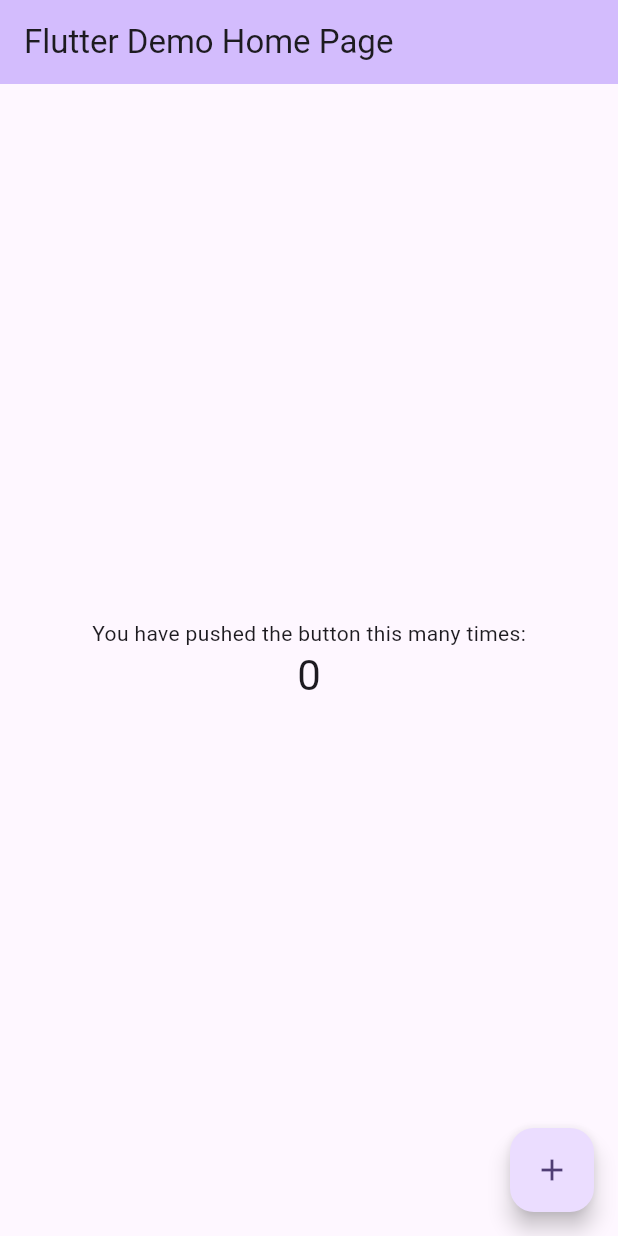
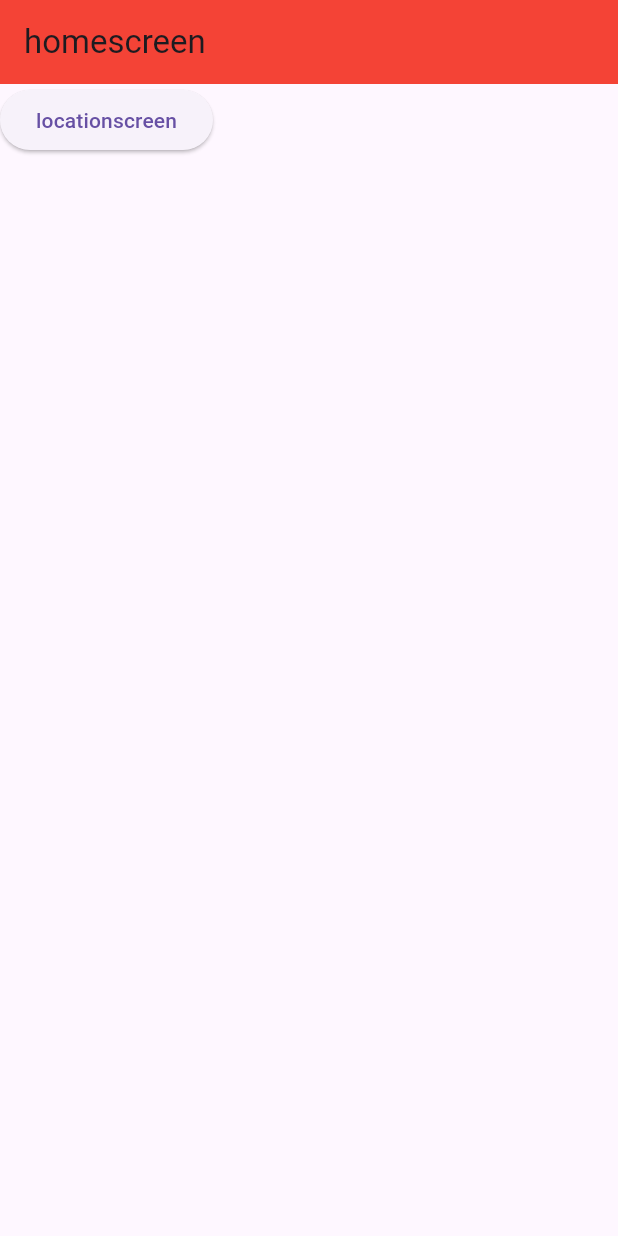
Before and after one commit to najahaboobackar/messMYApp, a Flutter app: the screen it shows after launch, on a phone screen of 412 x 824 dp. Run offline on Flutter 3.47's test engine with Material 3 defaults, Android fonts, the phone set to English and light mode, and no system bars.

Commit message:
added all the navigation and pages

```diff
--- /dev/null
+++ b/lib/config/app_router.dart
@@ -0,0 +1,52 @@
+import 'package:flutter/material.dart';
+import 'package:food_del/screens/basket/basket_screen.dart';
+import 'package:food_del/screens/checkout/checkout_screen.dart';
+import 'package:food_del/screens/delivery_time/delivery_time_screen.dart';
+import 'package:food_del/screens/filter/filter_screen.dart';
+import 'package:food_del/screens/home/home.dart';
+import 'package:food_del/screens/location/location_screen.dart';
+import 'package:food_del/screens/restaurant_details/restaurant_details_screen.dart';
+import 'package:food_del/screens/screens.dart';
+import 'package:food_del/screens/voucher/voucher_screen.dart';
+
+class AppRouter {
+  static Route onGenerateRoute(RouteSettings settings) {
+    print("route name ${settings.name}");
+    switch (settings.name) {
+      case "/":
+        return HomeScreen.route();
+      case HomeScreen.routeName:
+        return HomeScreen.route();
+      case LocationScreen.routeName:
+        return LocationScreen.route();
+      case BasketScreen.routeName:
+        return BasketScreen.route();
+      case CheckoutScreen.routeName:
+        return CheckoutScreen.route();
+      case DeliveryTimeScreen.routeName:
+        return DeliveryTimeScreen.route();
+      case FilterScreen.routeName:
+        return FilterScreen.route();
+      case DeliveryDetailScreen.routeName:
+        return DeliveryDetailScreen.route();
+      case DeliveryListingScreen.routeName:
+        return DeliveryListingScreen.route();
+      case VoucherScreen.routeName:
+        return VoucherScreen.route();
+        break;
+      default:
+        return _errorRoute();
+    }
+  }
+
+  static Route _errorRoute() {
+    return MaterialPageRoute(
+      builder: (_) => Scaffold(
+        appBar: AppBar(
+          title: Text("erorr"),
+        ),
+      ),
+      settings: RouteSettings(name: "/error"),
+    );
+  }
+}
--- a/lib/main.dart
+++ b/lib/main.dart
@@ -1,125 +1,28 @@
 import 'package:flutter/material.dart';
+import 'package:food_del/config/app_router.dart';
+import 'package:food_del/screens/home/home.dart';
+import 'package:food_del/screens/screens.dart';
 
 void main() {
   runApp(const MyApp());
 }
 
 class MyApp extends StatelessWidget {
-  const MyApp({super.key});
+  const MyApp({Key? key}) : super(key: key);
 
-  // This widget is the root of your application.
   @override
   Widget build(BuildContext context) {
     return MaterialApp(
-      title: 'Flutter Demo',
+      title: 'MessMyApp',
       theme: ThemeData(
-        // This is the theme of your application.
-        //
-        // TRY THIS: Try running your application with "flutter run". You'll see
-        // the application has a purple toolbar. Then, without quitting the app,
-        // try changing the seedColor in the colorScheme below to Colors.green
-        // and then invoke "hot reload" (save your changes or press the "hot
-        // reload" button in a Flutter-supported IDE, or press "r" if you used
-        // the command line to start the app).
-        //
-        // Notice that the counter didn't reset back to zero; the application
-        // state is not lost during the reload. To reset the state, use hot
-        // restart instead.
-        //
-        // This works for code too, not just values: Most code changes can be
-        // tested with just a hot reload.
-        colorScheme: ColorScheme.fromSeed(seedColor: Colors.deepPurple),
+        primarySwatch: Colors.amber,
+        appBarTheme: AppBarTheme(
+          backgroundColor: Colors.red, // Set the app bar color to red
+        ),
         useMaterial3: true,
       ),
-      home: const MyHomePage(title: 'Flutter Demo Home Page'),
+      onGenerateRoute: AppRouter.onGenerateRoute,
+      initialRoute: HomeScreen.routeName,
     );
   }
 }
-
-class MyHomePage extends StatefulWidget {
-  const MyHomePage({super.key, required this.title});
-
-  // This widget is the home page of your application. It is stateful, meaning
-  // that it has a State object (defined below) that contains fields that affect
-  // how it looks.
-
-  // This class is the configuration for the state. It holds the values (in this
-  // case the title) provided by the parent (in this case the App widget) and
-  // used by the build method of the State. Fields in a Widget subclass are
-  // always marked "final".
-
-  final String title;
-
-  @override
-  State<MyHomePage> createState() => _MyHomePageState();
-}
-
-class _MyHomePageState extends State<MyHomePage> {
-  int _counter = 0;
-
-  void _incrementCounter() {
-    setState(() {
-      // This call to setState tells the Flutter framework that something has
-      // changed in this State, which causes it to rerun the build method below
-      // so that the display can reflect the updated values. If we changed
-      // _counter without calling setState(), then the build method would not be
-      // called again, and so nothing would appear to happen.
-      _counter++;
-    });
-  }
-
-  @override
-  Widget build(BuildContext context) {
-    // This method is rerun every time setState is called, for instance as done
-    // by the _incrementCounter method above.
-    //
-    // The Flutter framework has been optimized to make rerunning build methods
-    // fast, so that you can just rebuild anything that needs updating rather
-    // than having to individually change instances of widgets.
-    return Scaffold(
-      appBar: AppBar(
-        // TRY THIS: Try changing the color here to a specific color (to
-        // Colors.amber, perhaps?) and trigger a hot reload to see the AppBar
-        // change color while the other colors stay the same.
-        backgroundColor: Theme.of(context).colorScheme.inversePrimary,
-        // Here we take the value from the MyHomePage object that was created by
-        // the App.build method, and use it to set our appbar title.
-        title: Text(widget.title),
-      ),
-      body: Center(
-        // Center is a layout widget. It takes a single child and positions it
-        // in the middle of the parent.
-        child: Column(
-          // Column is also a layout widget. It takes a list of children and
-          // arranges them vertically. By default, it sizes itself to fit its
-          // children horizontally, and tries to be as tall as its parent.
-          //
-          // Column has various properties to control how it sizes itself and
-          // how it positions its children. Here we use mainAxisAlignment to
-          // center the children vertically; the main axis here is the vertical
-          // axis because Columns are vertical (the cross axis would be
-          // horizontal).
-          //
-          // TRY THIS: Invoke "debug painting" (choose the "Toggle Debug Paint"
-          // action in the IDE, or press "p" in the console), to see the
-          // wireframe for each widget.
-          mainAxisAlignment: MainAxisAlignment.center,
-          children: <Widget>[
-            const Text(
-              'You have pushed the button this many times:',
-            ),
-            Text(
-              '$_counter',
-              style: Theme.of(context).textTheme.headlineMedium,
-            ),
-          ],
-        ),
-      ),
-      floatingActionButton: FloatingActionButton(
-        onPressed: _incrementCounter,
-        tooltip: 'Increment',
-        child: const Icon(Icons.add),
-      ), // This trailing comma makes auto-formatting nicer for build methods.
-    );
-  }
-}
--- /dev/null
+++ b/lib/screens/home/home.dart
@@ -0,0 +1,25 @@
+import 'package:flutter/material.dart';
+
+class HomeScreen extends StatelessWidget {
+  const HomeScreen({super.key});
+  static const String routeName = "/";
+  static Route route() {
+    return MaterialPageRoute(
+      builder: (_) => HomeScreen(),
+      settings: RouteSettings(name: routeName),
+    );
+  }
+
+  @override
+  Widget build(BuildContext context) {
+    return Scaffold(
+      appBar: AppBar(title: const Text("homescreen")),
+      body: ElevatedButton(
+        child: Text("locationscreen"),
+        onPressed: () {
+          Navigator.pushNamed(context, "/location");
+        },
+      ),
+    );
+  }
+}
--- /dev/null
+++ b/lib/screens/location/location_screen.dart
@@ -0,0 +1,27 @@
+import 'package:flutter/material.dart';
+
+class LocationScreen extends StatelessWidget {
+  const LocationScreen({super.key});
+  static const String routeName = "/location";
+  static Route route() {
+    return MaterialPageRoute(
+      builder: (_) => LocationScreen(),
+      settings: RouteSettings(name: routeName),
+    );
+  }
+
+  @override
+  Widget build(BuildContext context) {
+    return Scaffold(
+      appBar: AppBar(
+        title: Text("LocationScreen"),
+      ),
+      body: ElevatedButton(
+        child: Text("homescreen"),
+        onPressed: () {
+          Navigator.pushNamed(context, "/");
+        },
+      ),
+    );
+  }
+}
```
Also changed, not shown: lib/screens/basket/basket_screen.dart (added, +27 -0 lines), lib/screens/checkout/checkout_screen.dart (added, +27 -0 lines), lib/screens/delivery_time/delivery_time_screen.dart (added, +27 -0 lines), lib/screens/filter/filter_screen.dart (added, +27 -0 lines), lib/screens/restaurant_details/restaurant_details_screen.dart (added, +27 -0 lines), lib/screens/restaurant_listing/restaurant_listing_screen.dart (added, +27 -0 lines), lib/screens/screens.dart (added, +10 -0 lines), lib/screens/voucher/voucher_screen.dart (added, +27 -0 lines).
